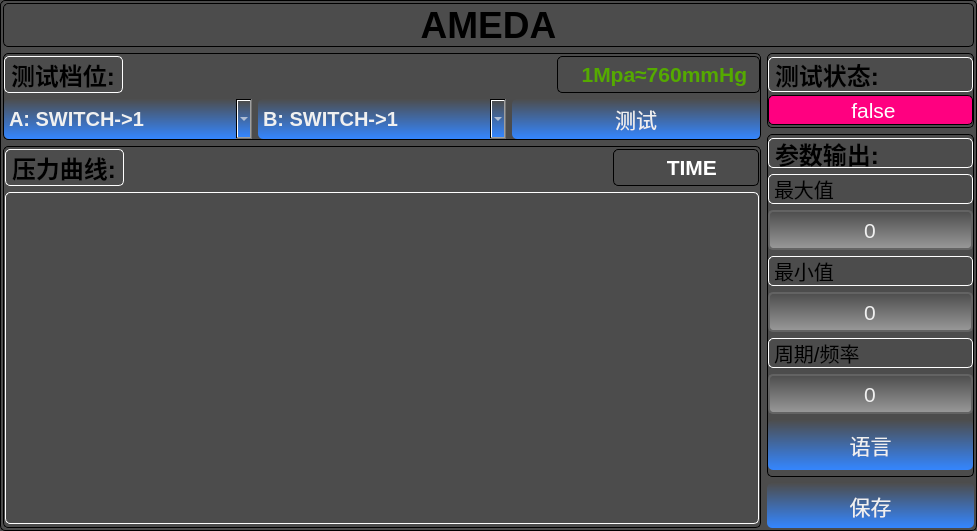
The window that amerdawidget.ui (jhonconal/Amerda) describes before a commit, drawn with Qt 5.
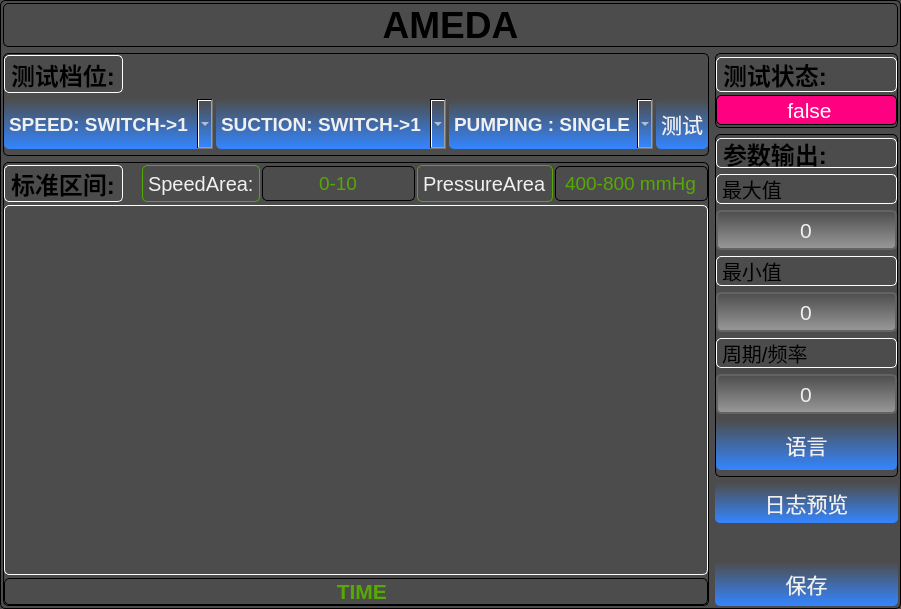
The same window after the commit. Custom widgets are drawn as their Qt base class.

Commit message: VERSION 1.3 修改界面 mmHg为单位 添加线程模块 添加MessageBox类

The edit to the form file:
```diff
--- a/amerdawidget.ui
+++ b/amerdawidget.ui
@@ -6,8 +6,8 @@
    <rect>
     <x>0</x>
     <y>0</y>
-    <width>977</width>
-    <height>531</height>
+    <width>901</width>
+    <height>609</height>
    </rect>
   </property>
   <property name="font">
@@ -68,11 +68,39 @@
           </property>
           <item row="0" column="0">
            <layout class="QGridLayout" name="gridLayout_6">
+            <property name="verticalSpacing">
+             <number>6</number>
+            </property>
             <item row="0" column="0">
              <layout class="QGridLayout" name="gridLayout_2">
               <property name="topMargin">
-               <number>2</number>
+               <number>1</number>
               </property>
+              <item row="0" column="0">
+               <widget class="QLabel" name="Label_2">
+                <property name="minimumSize">
+                 <size>
+                  <width>0</width>
+                  <height>38</height>
+                 </size>
+                </property>
+                <property name="font">
+                 <font>
+                  <pointsize>18</pointsize>
+                  <weight>75</weight>
+                  <bold>true</bold>
+                 </font>
+                </property>
+                <property name="styleSheet">
+                 <string notr="true">color: #000000;
+ border-radius:5px;
+    border:1px solid rgb(255,255,255);</string>
+                </property>
+                <property name="text">
+                 <string>测试档位:</string>
+                </property>
+               </widget>
+              </item>
               <item row="0" column="1">
                <spacer name="horizontalSpacer_2">
                 <property name="orientation">
@@ -86,49 +114,19 @@
                 </property>
                </spacer>
               </item>
-              <item row="0" column="0">
-               <widget class="QLabel" name="Label_2">
-                <property name="font">
-                 <font>
-                  <pointsize>18</pointsize>
-                  <weight>75</weight>
-                  <bold>true</bold>
-                 </font>
-                </property>
-                <property name="styleSheet">
-                 <string notr="true">color: #000000;
- border-radius:5px;
-    border:1px solid rgb(255,255,255);</string>
-                </property>
-                <property name="text">
-                 <string>测试档位:</string>
-                </property>
-               </widget>
-              </item>
-              <item row="0" column="2">
-               <widget class="QLabel" name="label">
-                <property name="font">
-                 <font>
-                  <pointsize>16</pointsize>
-                  <weight>75</weight>
-                  <bold>true</bold>
-                 </font>
-                </property>
-                <property name="styleSheet">
-                 <string notr="true">color: rgb(85, 170, 0);</string>
-                </property>
-                <property name="text">
-                 <string>    1Mpa≈760mmHg  </string>
-                </property>
-                <property name="alignment">
-                 <set>Qt::AlignCenter</set>
-                </property>
-               </widget>
-              </item>
              </layout>
             </item>
             <item row="1" column="0">
              <layout class="QGridLayout" name="gridLayout">
+              <property name="bottomMargin">
+               <number>6</number>
+              </property>
+              <property name="horizontalSpacing">
+               <number>3</number>
+              </property>
+              <property name="verticalSpacing">
+               <number>0</number>
+              </property>
               <item row="1" column="0">
                <widget class="QComboBox" name="comboBox">
                 <property name="minimumSize">
@@ -140,12 +138,12 @@
                 <property name="maximumSize">
                  <size>
                   <width>16777215</width>
-                  <height>40</height>
+                  <height>16777215</height>
                  </size>
                 </property>
                 <property name="font">
                  <font>
-                  <pointsize>15</pointsize>
+                  <pointsize>14</pointsize>
                   <weight>75</weight>
                   <bold>true</bold>
                  </font>
@@ -182,7 +180,7 @@
                 </property>
                 <item>
                  <property name="text">
-                  <string>A: SWITCH-&gt;1</string>
+                  <string>SPEED: SWITCH-&gt;1</string>
                  </property>
                 </item>
                 <item>
@@ -213,12 +211,12 @@
                 <property name="maximumSize">
                  <size>
                   <width>16777215</width>
-                  <height>40</height>
+                  <height>16777215</height>
                  </size>
                 </property>
                 <property name="font">
                  <font>
-                  <pointsize>15</pointsize>
+                  <pointsize>14</pointsize>
                   <weight>75</weight>
                   <bold>true</bold>
                  </font>
@@ -255,7 +253,7 @@
                 </property>
                 <item>
                  <property name="text">
-                  <string>B: SWITCH-&gt;1</string>
+                  <string>SUCTION: SWITCH-&gt;1</string>
                  </property>
                 </item>
                 <item>
@@ -275,7 +273,7 @@
                 </item>
                </widget>
               </item>
-              <item row="1" column="2">
+              <item row="1" column="3">
                <widget class="QPushButton" name="TestButton">
                 <property name="minimumSize">
                  <size>
@@ -286,7 +284,7 @@
                 <property name="maximumSize">
                  <size>
                   <width>16777215</width>
-                  <height>40</height>
+                  <height>16777215</height>
                  </size>
                 </property>
                 <property name="font">
@@ -327,6 +325,66 @@
                 <property name="text">
                  <string>测试</string>
                 </property>
+                <property name="flat">
+                 <bool>true</bool>
+                </property>
+               </widget>
+              </item>
+              <item row="1" column="2">
+               <widget class="QComboBox" name="comboBox_3">
+                <property name="minimumSize">
+                 <size>
+                  <width>0</width>
+                  <height>40</height>
+                 </size>
+                </property>
+                <property name="font">
+                 <font>
+                  <pointsize>14</pointsize>
+                  <weight>75</weight>
+                  <bold>true</bold>
+                 </font>
+                </property>
+                <property name="styleSheet">
+                 <string notr="true">.QComboBox{
+	border-style: none;
+	border: 0px;
+	color: #F0F0F0;
+	padding: 5px;	
+	height: 40px;
+	border-radius:5px;
+	background: qlineargradient(spread:pad, x1:0, y1:0, x2:0, y2:1, stop:0 #4D4D4D, stop:1 #3486FF); 
+}
+
+.QComboBox[focusPolicy=&quot;0&quot;] {
+	border-style: none;
+	border: 0px;
+	color: #F0F0F0;
+	padding: 0px;	
+	min-height: 10px;
+	border-radius:3px;
+	background: qlineargradient(spread:pad, x1:0, y1:0, x2:0, y2:1, stop:0 #4D4D4D, stop:1 #3486FF); 
+}
+
+.QComboBox:hover{ 
+	background: qlineargradient(spread:pad, x1:0, y1:0, x2:0, y2:1, stop:0 #636363, stop:1 #3486FF);
+}
+
+.QComboBox:pressed{ 
+	background: qlineargradient(spread:pad, x1:0, y1:0, x2:0, y2:1, stop:0 #4D4D4D, stop:1 #3486FF);
+}
+</string>
+                </property>
+                <item>
+                 <property name="text">
+                  <string>PUMPING : SINGLE</string>
+                 </property>
+                </item>
+                <item>
+                 <property name="text">
+                  <string>PUMPING : DUAL</string>
+                 </property>
+                </item>
                </widget>
               </item>
              </layout>
@@ -341,17 +399,20 @@
          <property name="styleSheet">
           <string notr="true"/>
          </property>
-         <layout class="QGridLayout" name="gridLayout_10" rowstretch="0,10">
+         <layout class="QGridLayout" name="gridLayout_10" rowstretch="0,10,0">
           <property name="leftMargin">
-           <number>1</number>
+           <number>0</number>
           </property>
           <property name="topMargin">
            <number>0</number>
           </property>
           <property name="rightMargin">
-           <number>1</number>
+           <number>0</number>
           </property>
           <property name="bottomMargin">
+           <number>0</number>
+          </property>
+          <property name="verticalSpacing">
            <number>3</number>
           </property>
           <item row="0" column="0">
@@ -360,7 +421,10 @@
              <number>2</number>
             </property>
             <property name="horizontalSpacing">
-             <number>6</number>
+             <number>2</number>
+            </property>
+            <property name="verticalSpacing">
+             <number>0</number>
             </property>
             <item row="0" column="1">
              <spacer name="horizontalSpacer">
@@ -390,28 +454,102 @@
     border:1px solid rgb(255,255,255);</string>
               </property>
               <property name="text">
-               <string>压力曲线:</string>
+               <string>标准区间:</string>
+              </property>
+             </widget>
+            </item>
+            <item row="0" column="4">
+             <widget class="QLabel" name="PressureAreaLabel">
+              <property name="font">
+               <font>
+                <pointsize>15</pointsize>
+               </font>
+              </property>
+              <property name="styleSheet">
+               <string notr="true">color: #f0f0f0;
+ border-radius:5px;
+    border:1px solid rgb(85, 170, 0);</string>
+              </property>
+              <property name="text">
+               <string>PressureArea</string>
+              </property>
+             </widget>
+            </item>
+            <item row="0" column="3">
+             <widget class="QLineEdit" name="SpeedAreaLineEdit">
+              <property name="minimumSize">
+               <size>
+                <width>0</width>
+                <height>35</height>
+               </size>
+              </property>
+              <property name="font">
+               <font>
+                <pointsize>14</pointsize>
+               </font>
+              </property>
+              <property name="styleSheet">
+               <string notr="true">color: rgb(85, 170, 0);</string>
+              </property>
+              <property name="text">
+               <string>0-10</string>
+              </property>
+              <property name="alignment">
+               <set>Qt::AlignCenter</set>
+              </property>
+              <property name="readOnly">
+               <bool>true</bool>
               </property>
              </widget>
             </item>
             <item row="0" column="2">
-             <widget class="QLabel" name="TimeLabel">
+             <widget class="QLabel" name="SpeedAreaLabel">
+              <property name="minimumSize">
+               <size>
+                <width>0</width>
+                <height>0</height>
+               </size>
+              </property>
               <property name="font">
                <font>
-                <pointsize>16</pointsize>
-                <weight>75</weight>
-                <bold>true</bold>
+                <pointsize>15</pointsize>
                </font>
               </property>
               <property name="styleSheet">
-               <string notr="true">color: rgb(255, 255, 255);</string>
+               <string notr="true">color: #f0f0f0;
+ border-radius:5px;
+    border:1px solid rgb(85, 170, 0);</string>
               </property>
               <property name="text">
-               <string>         TIME       </string>
+               <string>SpeedArea:</string>
+              </property>
+             </widget>
+            </item>
+            <item row="0" column="5">
+             <widget class="QLineEdit" name="PressureAreeaLineEdit">
+              <property name="minimumSize">
+               <size>
+                <width>0</width>
+                <height>35</height>
+               </size>
+              </property>
+              <property name="font">
+               <font>
+                <pointsize>14</pointsize>
+               </font>
+              </property>
+              <property name="styleSheet">
+               <string notr="true">color: rgb(85, 170, 0);</string>
+              </property>
+              <property name="text">
+               <string>400-800 mmHg</string>
               </property>
               <property name="alignment">
                <set>Qt::AlignCenter</set>
               </property>
+              <property name="readOnly">
+               <bool>true</bool>
+              </property>
              </widget>
             </item>
            </layout>
@@ -420,7 +558,7 @@
            <widget class="QCustomPlot" name="qCustomPlot" native="true">
             <property name="font">
              <font>
-              <pointsize>15</pointsize>
+              <pointsize>14</pointsize>
              </font>
             </property>
             <property name="styleSheet">
@@ -430,13 +568,39 @@
             </property>
            </widget>
           </item>
+          <item row="2" column="0">
+           <widget class="QLabel" name="TimeLabel">
+            <property name="minimumSize">
+             <size>
+              <width>0</width>
+              <height>25</height>
+             </size>
+            </property>
+            <property name="font">
+             <font>
+              <pointsize>16</pointsize>
+              <weight>75</weight>
+              <bold>true</bold>
+             </font>
+            </property>
+            <property name="styleSheet">
+             <string notr="true">color: rgb(85, 170, 0);</string>
+            </property>
+            <property name="text">
+             <string>         TIME       </string>
+            </property>
+            <property name="alignment">
+             <set>Qt::AlignCenter</set>
+            </property>
+           </widget>
+          </item>
          </layout>
         </widget>
        </item>
       </layout>
      </item>
      <item row="0" column="1">
-      <layout class="QGridLayout" name="gridLayout_12" rowstretch="1,10,5">
+      <layout class="QGridLayout" name="gridLayout_12" rowstretch="1,10,5,0,0">
        <item row="1" column="0">
         <widget class="QFrame" name="frame_4">
          <property name="styleSheet">
@@ -895,7 +1059,7 @@
          </layout>
         </widget>
        </item>
-       <item row="2" column="0">
+       <item row="4" column="0">
         <widget class="QPushButton" name="SaveButton">
          <property name="minimumSize">
           <size>
@@ -949,6 +1113,67 @@
          </property>
         </widget>
        </item>
+       <item row="2" column="0">
+        <widget class="QPushButton" name="LogButton">
+         <property name="minimumSize">
+          <size>
+           <width>0</width>
+           <height>40</height>
+          </size>
+         </property>
+         <property name="font">
+          <font>
+           <pointsize>16</pointsize>
+          </font>
+         </property>
+         <property name="styleSheet">
+          <string notr="true">.QPushButton{
+	border-style: none;
+	border: 0px;
+	color: #F0F0F0;
+	padding: 5px;	
+	height: 40px;
+	border-radius:5px;
+	background: qlineargradient(spread:pad, x1:0, y1:0, x2:0, y2:1, stop:0 #4D4D4D, stop:1 #3486FF); 
+}
+
+.QPushButton[focusPolicy=&quot;0&quot;] {
+	border-style: none;
+	border: 0px;
+	color: #F0F0F0;
+	padding: 0px;	
+	min-height: 10px;
+	border-radius:3px;
+	background: qlineargradient(spread:pad, x1:0, y1:0, x2:0, y2:1, stop:0 #4D4D4D, stop:1 #3486FF); 
+}
+
+.QPushButton:hover{ 
+	background: qlineargradient(spread:pad, x1:0, y1:0, x2:0, y2:1, stop:0 #636363, stop:1 #3486FF);
+}
+
+.QPushButton:pressed{ 
+	background: qlineargradient(spread:pad, x1:0, y1:0, x2:0, y2:1, stop:0 #4D4D4D, stop:1 #3486FF);
+}
+</string>
+         </property>
+         <property name="text">
+          <string>日志预览</string>
+         </property>
+        </widget>
+       </item>
+       <item row="3" column="0">
+        <spacer name="verticalSpacer_2">
+         <property name="orientation">
+          <enum>Qt::Vertical</enum>
+         </property>
+         <property name="sizeHint" stdset="0">
+          <size>
+           <width>20</width>
+           <height>40</height>
+          </size>
+         </property>
+        </spacer>
+       </item>
       </layout>
      </item>
     </layout>
```
Left out of the diff: 35 changed lines with no effect on the pictures. The commit also changes 6 other files.
